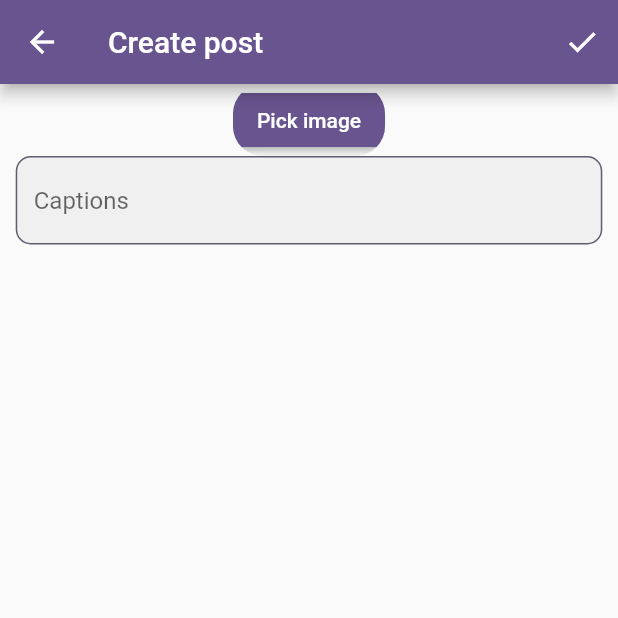
After one commit to azizbek123411/instagramclon, a Flutter app: the UploadPostPage screen opened directly, after a tap on "Pick image", on a phone screen of 412 x 824 dp, the top half of it. The commit adds this screen. Run offline on Flutter 3.47's test engine with Material 3 defaults, Android fonts, the phone set to English and light mode, and no system bars; our stand-ins replace cached_network_image, cloud_firestore, file_picker, firebase_auth, firebase_core, firebase_storage and 1 more; accounts and stored records are empty.

Commit message:
upload post

```diff
--- a/lib/features/auth/domain/cubits/post_cubit/post_cubit.dart
+++ b/lib/features/auth/domain/cubits/post_cubit/post_cubit.dart
@@ -28,6 +28,8 @@ class PostCubit extends Cubit<PostState> {
       final newPost = post.copyWith(imageUrl: imageUrl);
 
       postRepo.createPost(newPost);
+
+      fetchAllPosts();
     } catch (e) {
       emit(
         PostsError('Upload error:$e'),
--- a/lib/root/app.dart
+++ b/lib/root/app.dart
@@ -2,7 +2,9 @@ import 'package:flutter/material.dart';
 import 'package:flutter_bloc/flutter_bloc.dart';
 import 'package:instagram_clon/features/auth/data/firebase_auth.dart';
 import 'package:instagram_clon/features/auth/data/firebase_profile_repo.dart';
+import 'package:instagram_clon/features/auth/domain/cubits/post_cubit/post_cubit.dart';
 import 'package:instagram_clon/features/auth/domain/cubits/profile_cubit/profile_cubit.dart';
+import 'package:instagram_clon/features/post/data/firebase_post_repo.dart';
 import 'package:instagram_clon/storage/data/firebase_storage_repo.dart';
 
 import '../features/auth/domain/cubits/auth_cubit/auth_cubit.dart';
@@ -14,6 +16,7 @@ class MyApp extends StatelessWidget {
   final firebaseAuthRepo = FirebaseAuthRepo();
   final firebaseProfileRepo = FirebaseProfileRepo();
   final firebaseStorageRepo = FirebaseStorageRepo();
+  final firebasePostRepo = FirebasePostRepo();
 
   MyApp({super.key});
 
@@ -28,6 +31,12 @@ class MyApp extends StatelessWidget {
         BlocProvider<ProfileCubit>(
           create: (context) => ProfileCubit(
             profileRepo: firebaseProfileRepo,
+            storageRepo: firebaseStorageRepo,
+          ),
+        ),
+        BlocProvider<PostCubit>(
+          create: (context) => PostCubit(
+            postRepo: firebasePostRepo,
             storageRepo: firebaseStorageRepo,
           ),
         ),
--- /dev/null
+++ b/lib/ui/pages/home_page/upload_post_page.dart
@@ -0,0 +1,146 @@
+import 'dart:io';
+
+import 'package:file_picker/file_picker.dart';
+import 'package:flutter/material.dart';
+import 'package:flutter_bloc/flutter_bloc.dart';
+import 'package:instagram_clon/features/auth/domain/cubits/auth_cubit/auth_cubit.dart';
+import 'package:instagram_clon/features/auth/domain/cubits/post_cubit/post_cubit.dart';
+import 'package:instagram_clon/features/auth/domain/cubits/post_cubit/post_state.dart';
+import 'package:instagram_clon/features/entities/app_user.dart';
+import 'package:instagram_clon/features/entities/post.dart';
+import 'package:instagram_clon/ui/widgets/textfields.dart';
+import 'package:instagram_clon/utility/app_padding.dart';
+import 'package:instagram_clon/utility/screen_utils.dart';
+
+class UploadPostPage extends StatefulWidget {
+  const UploadPostPage({super.key});
+
+  @override
+  State<UploadPostPage> createState() => _UploadPostPageState();
+}
+
+class _UploadPostPageState extends State<UploadPostPage> {
+  PlatformFile? imagePickedFile;
+  final textController = TextEditingController();
+  AppUser? currentUser;
+
+  @override
+  void initState() {
+    super.initState();
+    getCurrentUser();
+  }
+
+  void getCurrentUser() async {
+    final authCubit = context.read<AuthCubit>();
+    currentUser = authCubit.currentUser;
+  }
+
+  Future<void> pickImage() async {
+    final result = await FilePicker.platform.pickFiles(
+      type: FileType.image,
+    );
+    if (result != null) {
+      setState(() {
+        imagePickedFile = result.files.first;
+      });
+    }
+  }
+
+  void uploadPost() {
+    if (imagePickedFile == null || textController.text.isEmpty) {
+      ScaffoldMessenger.of(context).showSnackBar(
+        const SnackBar(
+          content: Text(
+            'Fields are not filled',
+          ),
+        ),
+      );
+      return;
+    }
+
+    final newPost = Post(
+      text: textController.text,
+      userId: currentUser!.userId,
+      id: DateTime.now().millisecondsSinceEpoch.toString(),
+      timStamp: DateTime.now(),
+      imageUrl: '',
+      userName: currentUser!.name,
+    );
+
+    final postCubit = context.read<PostCubit>();
+    postCubit.createPost(newPost, imagePickedFile!.path);
+  }
+
+  @override
+  void dispose() {
+    textController.dispose();
+    super.dispose();
+  }
+
+  @override
+  Widget build(BuildContext context) {
+    return BlocConsumer<PostCubit, PostState>(
+
+      builder: (context, state) {
+        print(state);
+        if (state is PostsLoading || state is PostsUploading) {
+          return const Scaffold(
+            body: Center(
+              child: CircularProgressIndicator(),
+            ),
+          );
+        }
+        return buildUploadPage();
+      },
+      listener: (context, state) {
+        if (state is PostsLoaded) {
+          Navigator.pop(context);
+        }
+      },
+    );
+  }
+
+  Widget buildUploadPage() {
+    return Scaffold(
+      appBar: AppBar(
+        actions: [
+          IconButton(onPressed: uploadPost, icon: Icon(Icons.check))
+        ],
+        title: const Text('Create post'),
+      ),
+      body: Padding(
+
+        padding: Dis.only(lr: 10.w),
+        child: SingleChildScrollView(
+          child: Column(
+            children: [
+              if (imagePickedFile != null)
+                Image.file(
+                  File(
+                    imagePickedFile!.path!,
+                  ),
+                ),
+              ClipRRect(
+                borderRadius: BorderRadius.circular(20),
+                child: MaterialButton(
+                  color: Theme.of(context).colorScheme.primary,
+                  onPressed: pickImage,
+                  child: const Text(
+                    'Pick image',
+                    style: TextStyle(
+                      color: Colors.white,
+                    ),
+                  ),
+                ),
+              ),
+              TextFields(
+                hintText: 'Captions',
+                controller: textController,
+              ),
+            ],
+          ),
+        ),
+      ),
+    );
+  }
+}
```
Also changed, not shown: lib/ui/pages/home_page/home_page.dart (+16 -2 lines).
